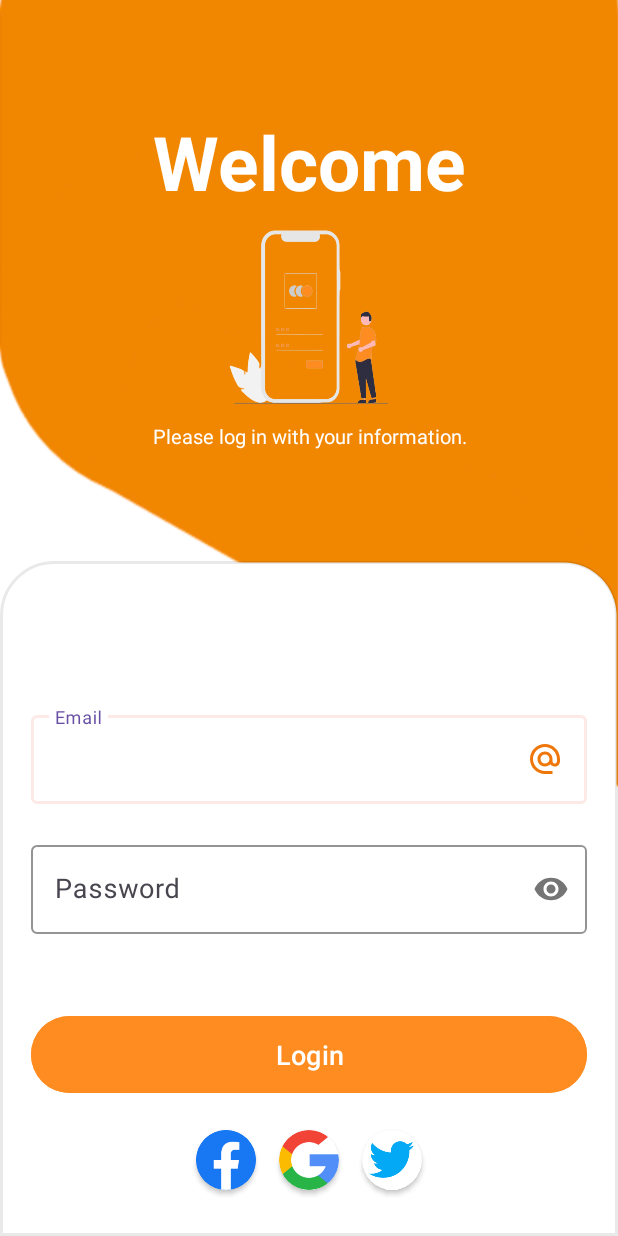
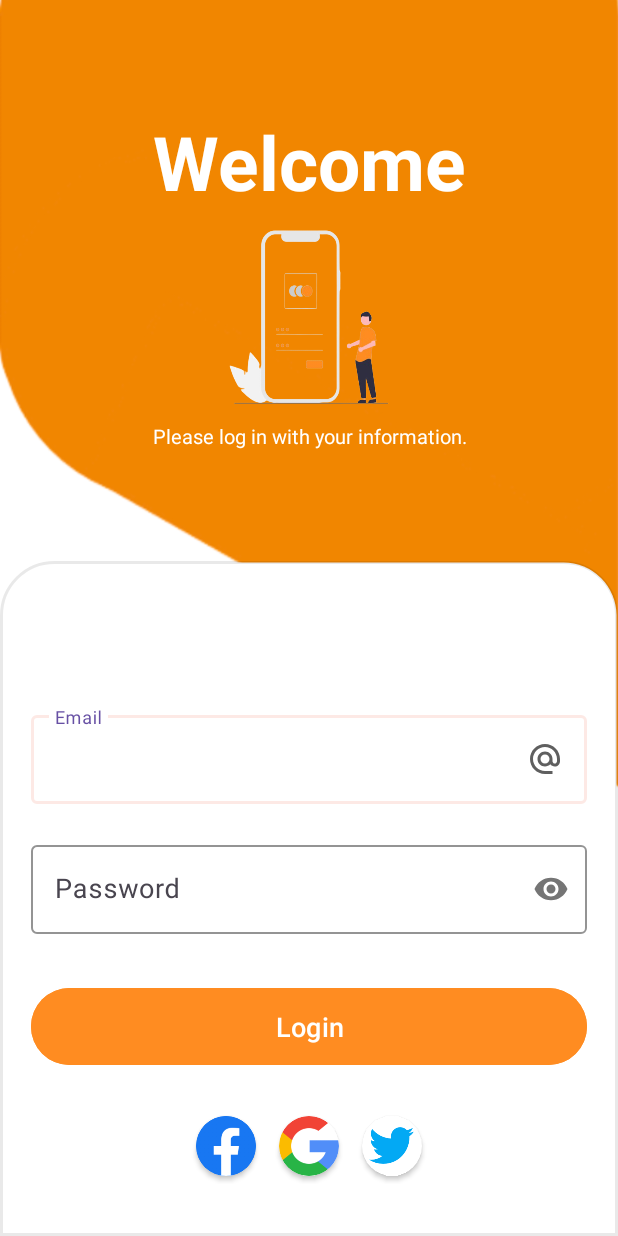
Before and after one commit to Jhieyme/Proyecto_Ecommerce, an Android app: the LoginActivity screen opened directly, with no data from a screen before it, on a phone screen of 412 x 824 dp. Run offline under Robolectric (Android 15) with nearby library versions, the phone set to English and light mode, and no system bars.

Commit message:
Nueva actualización

```diff
--- a/app/src/main/java/com/ecommerce/LoginActivity.kt
+++ b/app/src/main/java/com/ecommerce/LoginActivity.kt
@@ -1,7 +1,9 @@
 package com.ecommerce
 
+import android.content.Intent
 import androidx.appcompat.app.AppCompatActivity
 import android.os.Bundle
+import android.view.View
 import com.ecommerce.databinding.ActivityLoginBinding
 
 class LoginActivity : AppCompatActivity() {
@@ -12,5 +14,8 @@ class LoginActivity : AppCompatActivity() {
         super.onCreate(savedInstanceState)
         binding = ActivityLoginBinding.inflate(layoutInflater)
         setContentView(binding.root)
+
     }
+
+
 }
--- a/app/src/main/res/drawable/ic_email.xml
+++ b/app/src/main/res/drawable/ic_email.xml
@@ -1,4 +1,4 @@
-<vector android:height="24dp" android:tint="#EF770A"
+<vector android:height="24dp" android:tint="#5F5F5F"
     android:viewportHeight="24" android:viewportWidth="24"
     android:width="24dp" xmlns:android="http://schemas.android.com/apk/res/android">
     <path android:fillColor="@android:color/white" android:pathData="M12,2C6.48,2 2,6.48 2,12s4.48,10 10,10h5v-2h-5c-4.34,0 -8,-3.66 -8,-8s3.66,-8 8,-8 8,3.66 8,8v1.43c0,0.79 -0.71,1.57 -1.5,1.57s-1.5,-0.78 -1.5,-1.57L17,12c0,-2.76 -2.24,-5 -5,-5s-5,2.24 -5,5 2.24,5 5,5c1.38,0 2.64,-0.56 3.54,-1.47 0.65,0.89 1.77,1.47 2.96,1.47 1.97,0 3.5,-1.6 3.5,-3.57L22,12c0,-5.52 -4.48,-10 -10,-10zM12,15c-1.66,0 -3,-1.34 -3,-3s1.34,-3 3,-3 3,1.34 3,3 -1.34,3 -3,3z"/>
--- /dev/null
+++ b/app/src/main/res/drawable/ic_next.xml
@@ -0,0 +1,5 @@
+<vector android:autoMirrored="true" android:height="24dp"
+    android:tint="#FFFFFF" android:viewportHeight="24"
+    android:viewportWidth="24" android:width="24dp" xmlns:android="http://schemas.android.com/apk/res/android">
+    <path android:fillColor="@android:color/white" android:pathData="M10,6L8.59,7.41 13.17,12l-4.58,4.59L10,18l6,-6z"/>
+</vector>
--- a/app/src/main/res/layout/activity_login.xml
+++ b/app/src/main/res/layout/activity_login.xml
@@ -1,13 +1,11 @@
 <?xml version="1.0" encoding="utf-8"?>
-<androidx.constraintlayout.widget.ConstraintLayout
-    xmlns:android="http://schemas.android.com/apk/res/android"
+<androidx.constraintlayout.widget.ConstraintLayout xmlns:android="http://schemas.android.com/apk/res/android"
     xmlns:app="http://schemas.android.com/apk/res-auto"
     xmlns:tools="http://schemas.android.com/tools"
     android:layout_width="match_parent"
+    android:layout_height="match_parent"
     android:background="@drawable/login_bg"
-    android:layout_height="match_parent"
     tools:context=".LoginActivity">
-
 
     <LinearLayout
         android:id="@+id/linearLayout2"
@@ -49,7 +47,6 @@
 
             </LinearLayout>
 
-
             <LinearLayout
                 android:id="@+id/linearLayout11"
                 android:layout_width="140dp"
@@ -84,11 +81,11 @@
         android:layout_width="match_parent"
         android:layout_height="450dp"
         android:background="@drawable/dialogbg"
+        android:orientation="horizontal"
         app:cardElevation="20dp"
         app:layout_constraintBottom_toBottomOf="parent"
         app:layout_constraintEnd_toEndOf="parent"
-        app:layout_constraintStart_toStartOf="parent"
-        android:orientation="horizontal">
+        app:layout_constraintStart_toStartOf="parent">
 
         <androidx.constraintlayout.widget.ConstraintLayout
             android:layout_width="match_parent"
@@ -175,17 +172,16 @@
                 android:textSize="18sp"
                 app:layout_constraintBottom_toBottomOf="parent"
                 app:layout_constraintEnd_toEndOf="parent"
-                app:layout_constraintHorizontal_bias="0.343"
                 app:layout_constraintStart_toStartOf="parent"
                 app:layout_constraintTop_toBottomOf="@+id/linearLayout3"
-                app:layout_constraintVertical_bias="0.344" />
+                app:layout_constraintVertical_bias="0.192" />
 
             <LinearLayout
                 android:layout_width="match_parent"
+                android:layout_height="50dp"
                 android:layout_margin="20dp"
-                android:layout_height="50dp"
+                android:gravity="center"
                 android:orientation="horizontal"
-                android:gravity="center"
                 app:layout_constraintBottom_toBottomOf="parent"
                 app:layout_constraintEnd_toEndOf="parent"
                 app:layout_constraintStart_toStartOf="parent"
@@ -194,15 +190,15 @@
                 <androidx.cardview.widget.CardView
                     android:layout_width="40dp"
                     android:layout_height="40dp"
-                    app:cardCornerRadius="20dp"
                     android:layout_gravity="center"
-                    android:backgroundTint="#1877F2">
+                    android:backgroundTint="#1877F2"
+                    app:cardCornerRadius="20dp">
 
                     <ImageView
                         android:layout_width="match_parent"
                         android:layout_height="match_parent"
-                        android:gravity="center"
-                        android:background="@drawable/ic_facebook">
+                        android:background="@drawable/ic_facebook"
+                        android:gravity="center">
 
                     </ImageView>
 
@@ -211,16 +207,16 @@
                 <androidx.cardview.widget.CardView
                     android:layout_width="40dp"
                     android:layout_height="40dp"
-                    app:cardCornerRadius="20dp"
+                    android:layout_gravity="center"
                     android:layout_marginStart="15dp"
-                    android:layout_gravity="center"
-                    android:backgroundTint="@color/white">
+                    android:backgroundTint="@color/white"
+                    app:cardCornerRadius="20dp">
 
                     <ImageView
                         android:layout_width="match_parent"
                         android:layout_height="match_parent"
-                        android:gravity="center"
-                        android:background="@drawable/ic_goggle">
+                        android:background="@drawable/ic_goggle"
+                        android:gravity="center">
 
                     </ImageView>
 
@@ -229,11 +225,11 @@
                 <androidx.cardview.widget.CardView
                     android:layout_width="40dp"
                     android:layout_height="40dp"
-                    app:cardCornerRadius="20dp"
+                    android:layout_gravity="center"
                     android:layout_marginStart="15dp"
-                    android:layout_gravity="center"
+                    android:background="@color/white"
                     android:padding="10dp"
-                    >
+                    app:cardCornerRadius="20dp">
 
                     <LinearLayout
                         android:layout_width="match_parent"
@@ -249,16 +245,12 @@
 
                     </LinearLayout>
 
-
-
                 </androidx.cardview.widget.CardView>
-
 
             </LinearLayout>
 
         </androidx.constraintlayout.widget.ConstraintLayout>
 
-
     </LinearLayout>
 
 </androidx.constraintlayout.widget.ConstraintLayout>
--- a/app/src/main/res/layout/fragment_home.xml
+++ b/app/src/main/res/layout/fragment_home.xml
@@ -104,7 +104,7 @@
                     <ImageView
                         android:layout_width="match_parent"
                         android:layout_height="match_parent"
-                        android:src="@drawable/pizzapnghome" />
+                         />
                 </androidx.cardview.widget.CardView>
 
                 <androidx.cardview.widget.CardView
@@ -116,7 +116,7 @@
                     <ImageView
                         android:layout_width="match_parent"
                         android:layout_height="match_parent"
-                        android:src="@drawable/pizzapnghome" />
+                         />
                 </androidx.cardview.widget.CardView>
 
                 <androidx.cardview.widget.CardView
@@ -128,7 +128,7 @@
                     <ImageView
                         android:layout_width="match_parent"
                         android:layout_height="match_parent"
-                        android:src="@drawable/pizzapnghome" />
+                         />
                 </androidx.cardview.widget.CardView>
 
             </LinearLayout>
--- a/app/src/main/res/layout/item_pizza.xml
+++ b/app/src/main/res/layout/item_pizza.xml
@@ -16,7 +16,6 @@
             android:layout_width="match_parent"
             android:layout_height="100dp"
             android:scaleType="fitStart"
-            android:src="@drawable/pizza1"
             app:layout_constraintEnd_toEndOf="parent"
             app:layout_constraintStart_toStartOf="parent"
             app:layout_constraintTop_toTopOf="parent" />
--- a/app/src/main/res/values/strings.xml
+++ b/app/src/main/res/values/strings.xml
@@ -9,4 +9,6 @@
     <string name="name_login"> Login</string>
     <string name="name_welcome"> Welcome</string>
     <string name="name_info"> Please log in with your information.</string>
+    <string name="get">Get started</string>
+
 </resources>
```
Also changed, not shown: app/src/main/AndroidManifest.xml (+10 -7 lines), app/src/main/java/com/ecommerce/SplashActivity.kt (+8 -0 lines), app/src/main/res/layout/activity_splash.xml (+17 -0 lines), app/src/main/res/drawable/bg_splash.png (added), 1 other file.
